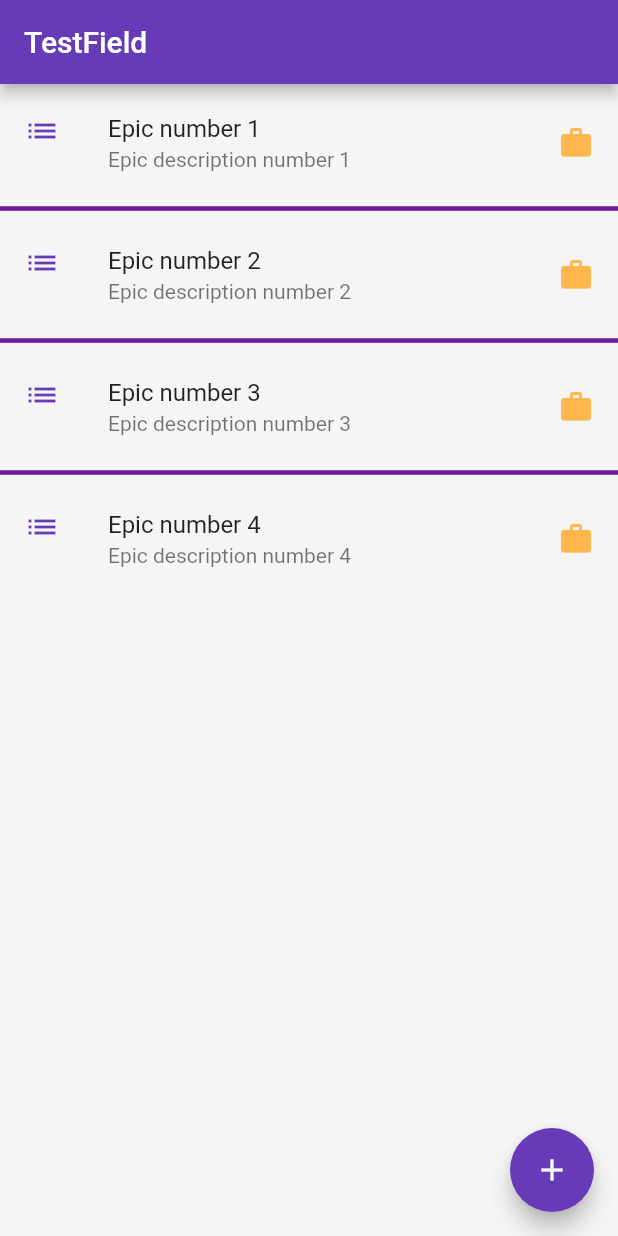
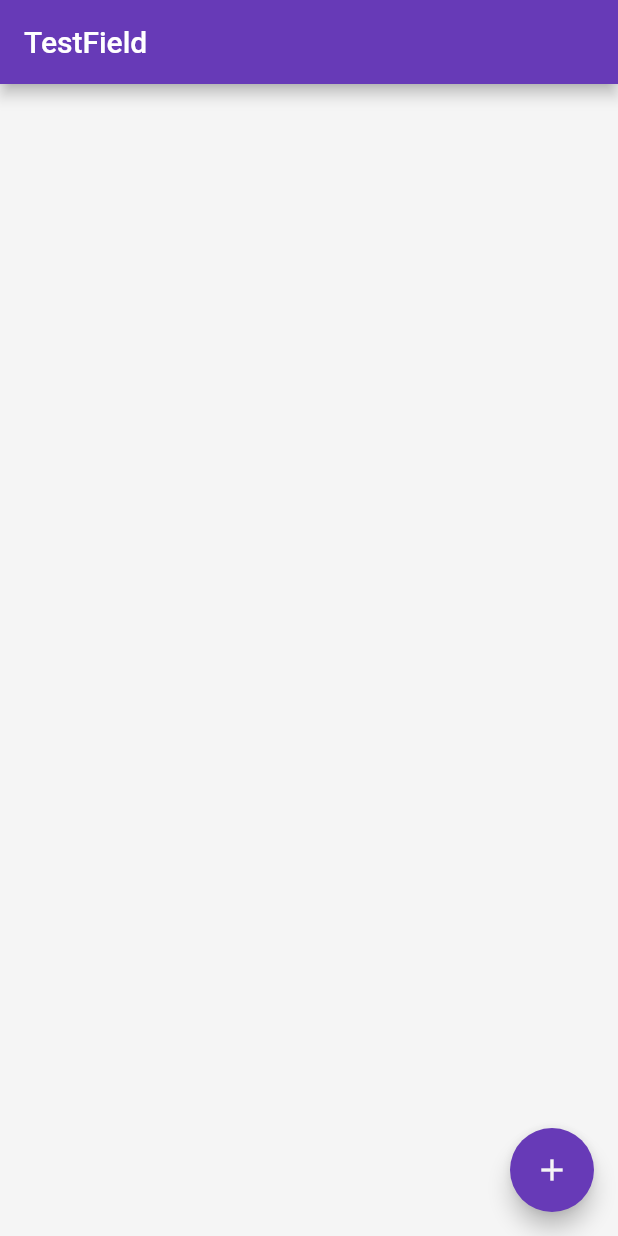
Before and after one commit to LifeFestival/EpicChildReborn, a Flutter app: the screen it shows after launch, on a phone screen of 412 x 824 dp. Run offline on Flutter 3.47's test engine with Material 2 defaults, Android fonts, the phone set to English and light mode, and no system bars; our stand-ins replace fluttertoast.

Commit message:
Epic Creating Added

```diff
--- a/lib/main.dart
+++ b/lib/main.dart
@@ -20,9 +20,25 @@ class MyApp extends StatelessWidget {
   }
 }
 
-class MyHome extends StatelessWidget {
+class MyHome extends StatefulWidget {
 
-  final List<Epic> _epicList = generateEpicList();
+  @override
+  _MyHomeState createState() => _MyHomeState();
+}
+
+class _MyHomeState extends State<MyHome> {
+  final List<Epic> _epicList = [];
+
+  _createNewEpicOnPress(BuildContext context) async {
+    final Epic _newEpic = await Navigator.push(context,
+        MaterialPageRoute(
+            builder: (context) => EpicCreationScreen()));
+
+    if (_newEpic != null) setState(() {
+      _epicList.add(_newEpic);
+    });
+
+  }
 
   @override
   Widget build(BuildContext context) {
@@ -38,9 +54,7 @@ class MyHome extends StatelessWidget {
           color: Colors.grey[100],
         ),
         onPressed: () {
-          Navigator.push(context,
-              MaterialPageRoute(
-                  builder: (context) => EpicCreationScreen()));
+          _createNewEpicOnPress(context);
         },
       ),
     );
@@ -49,13 +63,13 @@ class MyHome extends StatelessWidget {
 
 
 //Test data generation
-List<Epic> generateEpicList({int count = 5}) {
-  List<Epic> resultList = <Epic>[];
-
-  for (var i = 1; i < count; i++) {
-    resultList
-        .add(Epic('Epic number $i', description: 'Epic description number $i'));
-  }
-
-  return resultList;
-}
+//List<Epic> generateEpicList({int count = 15}) {
+//  List<Epic> resultList = <Epic>[];
+//
+//  for (var i = 1; i < count; i++) {
+//    resultList
+//        .add(Epic('Epic number $i', description: 'Epic description number $i'));
+//  }
+//
+//  return resultList;
+//}
--- a/lib/models/epic.dart
+++ b/lib/models/epic.dart
@@ -9,7 +9,7 @@ class Epic {
 
   String name;
   String description;
-  DateTime startData;
+  DateTime startDate;
   DateTime endDate;
 
   List<Task> taskList;
@@ -18,12 +18,9 @@ class Epic {
 
   bool isFinished;
 
-  Epic(this.name, { String description}) {
+  Epic(this.name, this.startDate, this.endDate, { String description}) {
 
     this.description = description ?? '';
-
-    startData = DateTime.now();
-    endDate = DateTime.now().add(Duration(days: 1));
 
     taskList = <Task>[];
     eventList = <Event>[];
--- a/lib/widgetsEpic/epicInfoScreen.dart
+++ b/lib/widgetsEpic/epicInfoScreen.dart
@@ -22,7 +22,7 @@ class _EpicInfoScreenState extends State<EpicInfoScreen> {
           children: <Widget>[
             Text('Epic name: ${widget._epic.name}'),
             Text('Epic description: ${widget._epic.description}'),
-            Text('Start Date: ${widget._epic.startData}'),
+            Text('Start Date: ${widget._epic.startDate}'),
             Text('End Date: ${widget._epic.endDate}'),
             Text('IsFinished: ${widget._epic.isFinished}')
           ],
--- a/lib/widgetsEpic/epicScreen.dart
+++ b/lib/widgetsEpic/epicScreen.dart
@@ -66,7 +66,7 @@ class _EpicScreenState extends State<EpicScreen> with SingleTickerProviderStateM
   Widget build(BuildContext context) {
     return Scaffold(
       appBar: AppBar(
-        title: Text('Epic ${_currentEpic.name.substring(0, 5)}'),
+        title: Text('Epic ${_currentEpic.name}'),
         bottom: _createTabBar(),
       ),
       body: _createTabBarView([EpicInfoScreen(_currentEpic), TaskScreen(), EventsScreen(), AttachScreen()]),
--- a/pubspec.yaml
+++ b/pubspec.yaml
@@ -11,7 +11,7 @@ description: A new Flutter application.
 # In iOS, build-name is used as CFBundleShortVersionString while build-number used as CFBundleVersion.
 # Read more about iOS versioning at
 # https://developer.apple.com/library/archive/documentation/General/Reference/InfoPlistKeyReference/Articles/CoreFoundationKeys.html
-version: 0.0.5+6
+version: 0.0.6+7
 
 environment:
   sdk: ">=2.7.0 <3.0.0"
```
Also changed, not shown: lib/widgetsEpic/epicCreationScreen.dart (+4 -3 lines).
